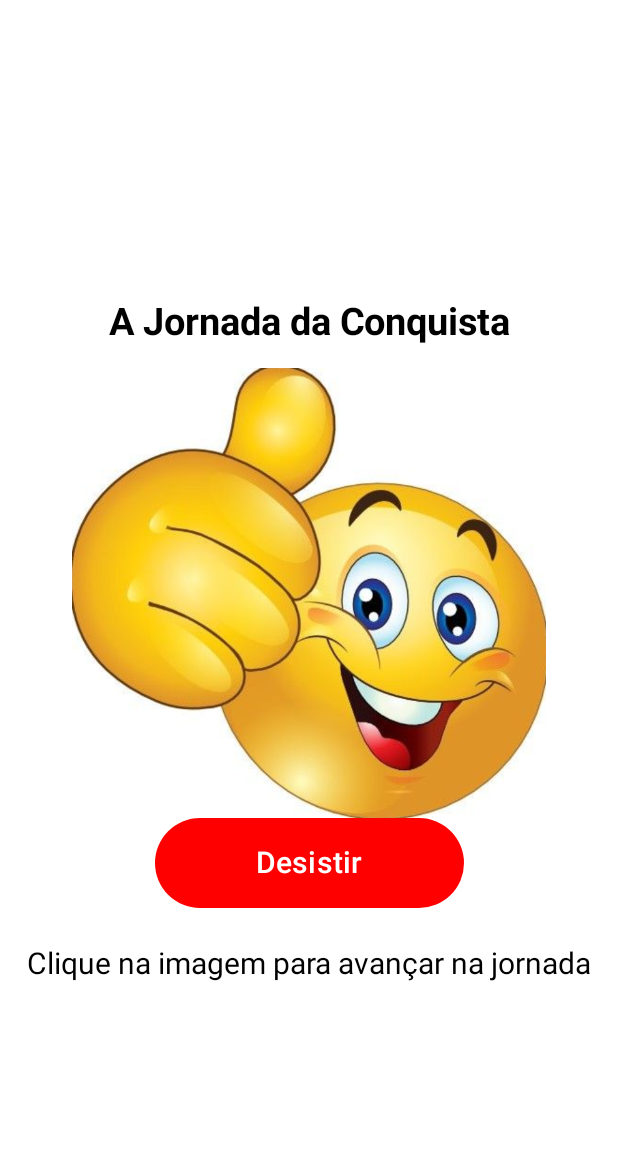
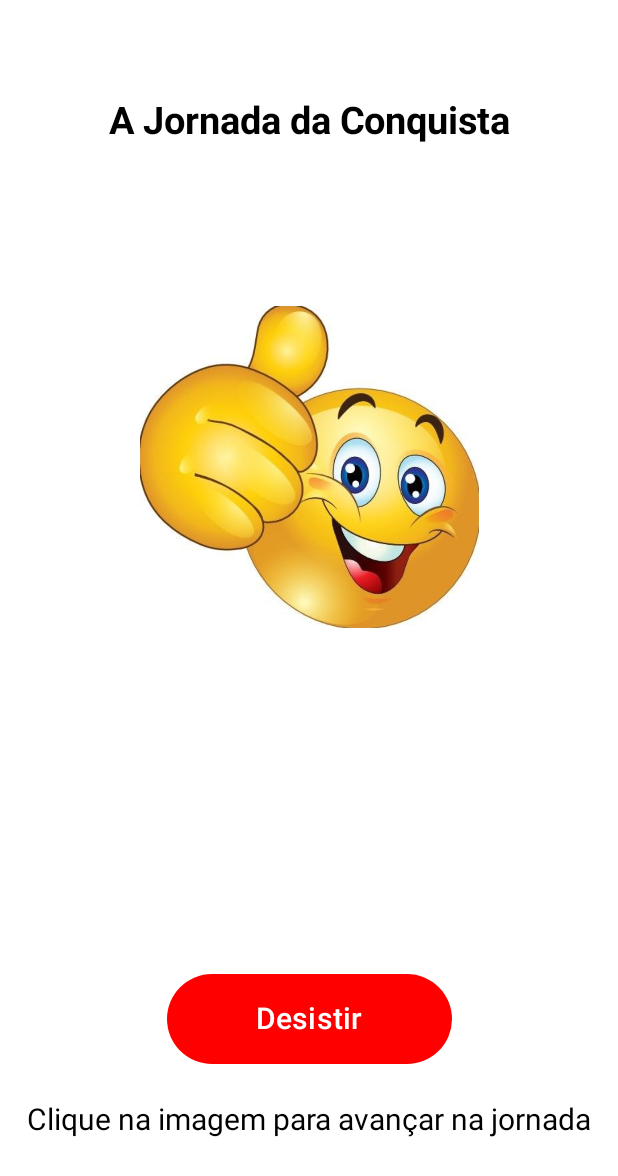
Before and after one commit to yguboy/JornadaConquista, an Android app built with Jetpack Compose: the screen it shows after launch (MainActivity), on a phone screen of 412 x 824 dp. Shown: the top 1176 px of the screen. Run offline under Robolectric (Android 15) with nearby library versions, the phone set to English and light mode, and no system bars.

Commit message:
Responsividade final

```diff
--- a/app/src/main/java/com/example/jornadaconquista/MainActivity.kt
+++ b/app/src/main/java/com/example/jornadaconquista/MainActivity.kt
@@ -17,6 +17,8 @@ import androidx.compose.runtime.*
 import androidx.compose.ui.Alignment
 import androidx.compose.ui.Modifier
 import androidx.compose.ui.graphics.Color
+import androidx.compose.ui.layout.ContentScale
+import androidx.compose.ui.platform.LocalConfiguration
 import androidx.compose.ui.res.painterResource
 import androidx.compose.ui.text.font.FontWeight
 import androidx.compose.ui.unit.dp
@@ -41,6 +43,10 @@ fun JornadaConquista() {
     var mensagemParabens by remember { mutableStateOf(false) }
     var dialogoFinal by remember { mutableStateOf(false) }
 
+    val configuration = LocalConfiguration.current
+    val screenHeight = configuration.screenHeightDp.dp
+    val screenWidth = configuration.screenWidthDp.dp
+
     fun updateImage(clicks: Int) {
         when {
             clicks <= totalClicks * 0.33 -> imagens = R.drawable.comecou
@@ -54,8 +60,11 @@ fun JornadaConquista() {
     }
 
     Column(
-        modifier = Modifier.fillMaxSize().background(Color.White),
-        verticalArrangement = Arrangement.Top,
+        modifier = Modifier
+            .fillMaxSize()
+            .background(Color.White)
+            .padding(16.dp),
+        verticalArrangement = Arrangement.Center,
         horizontalAlignment = Alignment.CenterHorizontally
     ) {
         Text(
@@ -63,7 +72,9 @@ fun JornadaConquista() {
             color = Color.Black,
             fontSize = 25.sp,
             fontWeight = FontWeight.Bold,
-            modifier = Modifier.padding(top = 200.dp)
+            modifier = Modifier
+                .padding(top = if (screenHeight > screenWidth) 50.dp else 16.dp)
+                .align(Alignment.CenterHorizontally)
         )
 
         Spacer(modifier = Modifier.height(16.dp))
@@ -71,7 +82,12 @@ fun JornadaConquista() {
         Image(
             painter = painterResource(id = imagens),
             contentDescription = null,
-            modifier = Modifier.fillMaxWidth().height(300.dp).clickable {
+            contentScale = ContentScale.FillWidth,
+            modifier = Modifier
+                .fillMaxWidth(0.7f)
+                .padding(horizontal = 20.dp)
+                .height(if (screenHeight > screenWidth) 400.dp else 200.dp)
+                .clickable {
                     contadorClicks++
                     updateImage(contadorClicks)
                 }
@@ -79,7 +95,9 @@ fun JornadaConquista() {
 
         Spacer(modifier = Modifier.weight(1f))
 
-        Button(onClick = { dialogoFinal = true },modifier = Modifier
+        Button(
+            onClick = { dialogoFinal = true },
+            modifier = Modifier
                 .fillMaxWidth(0.5f)
                 .height(60.dp),
             colors = ButtonDefaults.buttonColors(containerColor = Color.Red)
@@ -95,12 +113,12 @@ fun JornadaConquista() {
             fontSize = 20.sp
         )
 
-        Spacer(modifier = Modifier.height(300.dp))
+        Spacer(modifier = Modifier.height(50.dp))
     }
 
     if (mensagemParabens) {
         AlertDialog(
-            onDismissRequest = {  },
+            onDismissRequest = { },
             title = { Text(text = "Parabéns!") },
             text = { Text("Você alcançou a conquista!", fontSize = 20.sp) },
             confirmButton = {
@@ -137,7 +155,8 @@ fun JornadaConquista() {
                 }
             },
             text = {
-                Column(horizontalAlignment = Alignment.CenterHorizontally
+                Column(
+                    horizontalAlignment = Alignment.CenterHorizontally
                 ) {
                     Image(
                         painter = painterResource(id = R.drawable.desistiu),
```
